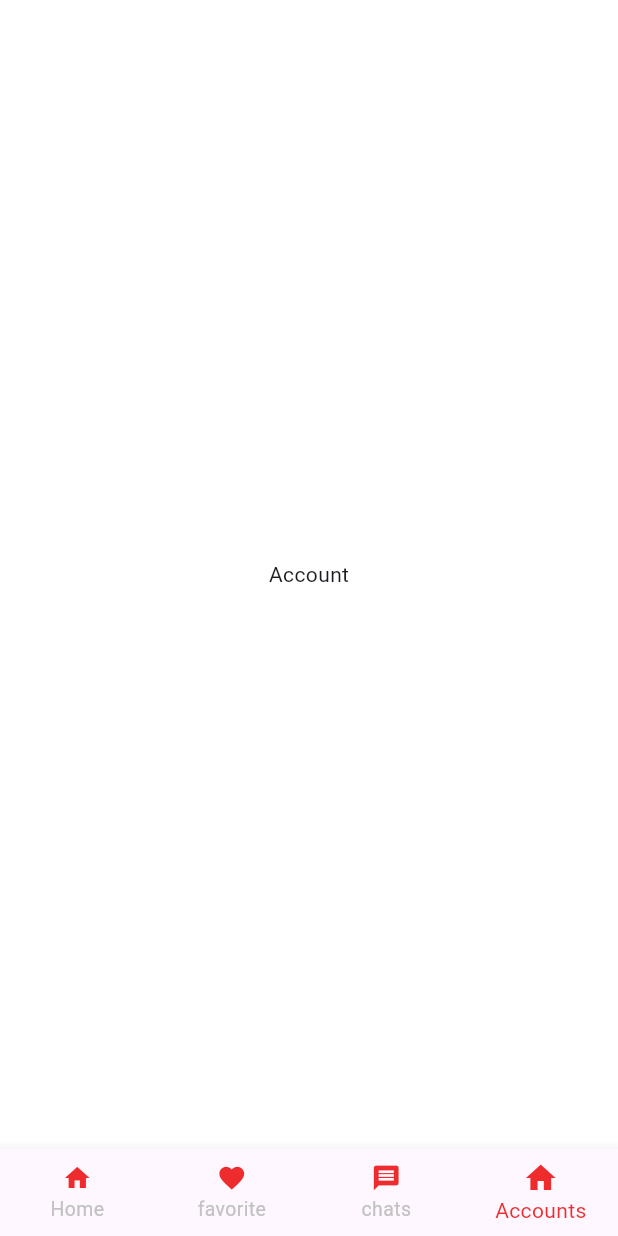
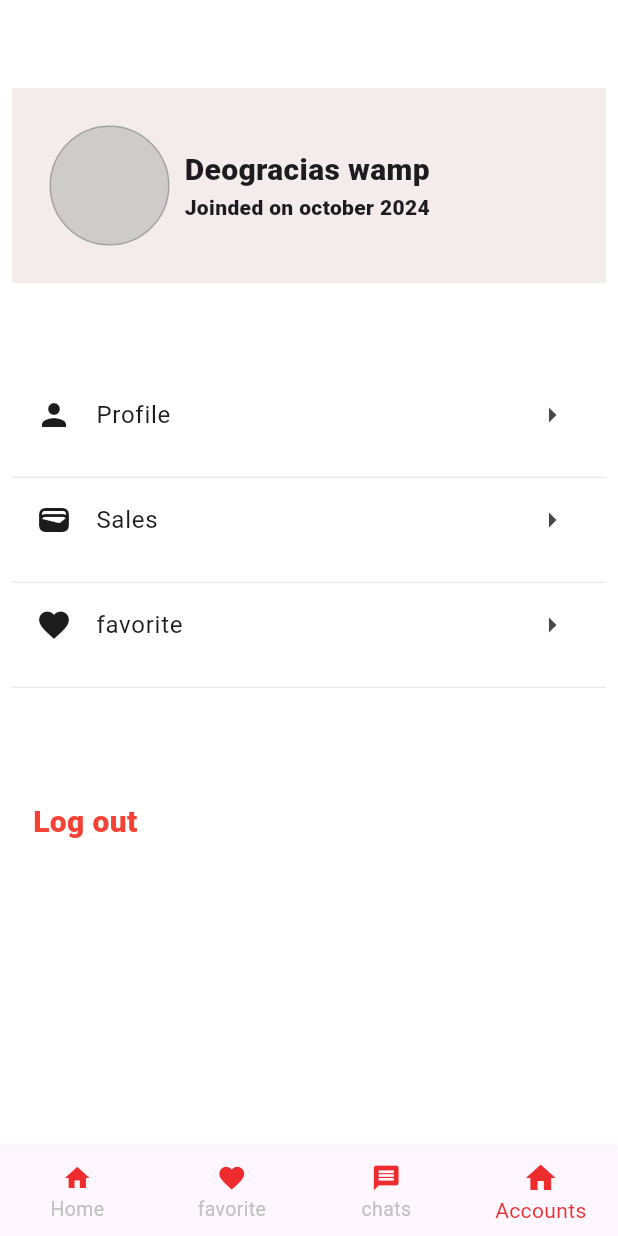
Before and after one commit to AimenAlamin/al_pazar, a Flutter app: the homePage screen opened by its route, item 4 of the bottom bar chosen, on a phone screen of 412 x 824 dp. Run offline on Flutter 3.47's test engine with Material 3 defaults, Android fonts, the light colour scheme and no system bars; our stand-ins replace flutter_screenutil.

Commit message:
working on account

```diff
--- /dev/null
+++ b/lib/features/account/Account.dart
@@ -0,0 +1,110 @@
+import 'package:al_pazar/core/helpers/spacing.dart';
+import 'package:flutter/material.dart';
+import 'package:flutter/rendering.dart';
+
+class accountPage extends StatefulWidget {
+  const accountPage({super.key});
+
+  @override
+  State<accountPage> createState() => _accountPageState();
+}
+
+class _accountPageState extends State<accountPage> {
+  List<Map<String, dynamic>> accountDetails = [
+    {
+      "Icon": Icons.person,
+      "Text": "Profile",
+    },
+    {
+      "Icon": Icons.wallet,
+      "Text": "Sales",
+    },
+    {
+      "Icon": Icons.favorite,
+      "Text": "favorite",
+    },
+    {
+      "Icon": Icons.notifications,
+      "Text": "notification",
+    }
+  ];
+  @override
+  Widget build(BuildContext context) {
+    return Scaffold(
+        body: Container(
+      padding: const EdgeInsets.all(8),
+      child: Column(crossAxisAlignment: CrossAxisAlignment.start, children: [
+        verticalSpace(50),
+        Container(
+          padding: EdgeInsets.all(25),
+          color: const Color.fromARGB(255, 244, 235, 235),
+          child: Row(
+            children: [
+              Container(
+                width: 80,
+                height: 80,
+                decoration: BoxDecoration(
+                  shape: BoxShape.circle,
+                  color: const Color.fromARGB(255, 206, 204, 203),
+                  border: Border.all(
+                      color: const Color.fromARGB(255, 164, 162, 162)),
+                ),
+              ),
+              const SizedBox(
+                width: 10,
+              ),
+              const Column(
+                crossAxisAlignment: CrossAxisAlignment.start,
+                children: [
+                  Text(
+                    "Deogracias wamp",
+                    style: TextStyle(fontSize: 20, fontWeight: FontWeight.w800),
+                  ),
+                  Text(
+                    "Joinded on october 2024",
+                    style: TextStyle(fontWeight: FontWeight.w800),
+                  )
+                ],
+              ),
+            ],
+          ),
+        ),
+        const SizedBox(height: 60),
+        Expanded(
+          child: ListView.builder(
+              itemCount: accountDetails.length,
+              itemBuilder: (context, int index) {
+                return Container(
+                  height: 70,
+                  decoration: const BoxDecoration(
+                      border: Border(
+                          bottom: const BorderSide(
+                              color: Color.fromARGB(33, 94, 92, 92)))),
+                  child: ListTile(
+                    leading: Icon(
+                      accountDetails[index]["Icon"],
+                      color: Color.fromARGB(255, 29, 28, 28),
+                    ),
+                    title: Text(accountDetails[index]['Text']),
+                    trailing: Icon(Icons.arrow_right),
+                  ),
+                );
+              }),
+        ),
+        SizedBox(
+          height: 60,
+        ),
+        Expanded(
+          child: Padding(
+            padding: const EdgeInsets.only(left: 14.0),
+            child: Text(
+              "Log out",
+              style: TextStyle(
+                  color: Colors.red, fontWeight: FontWeight.w800, fontSize: 20),
+            ),
+          ),
+        ),
+      ]),
+    ));
+  }
+}
--- a/lib/features/home/home.dart
+++ b/lib/features/home/home.dart
@@ -1,5 +1,8 @@
 import 'package:al_pazar/core/theming/colors.dart';
+
 import 'package:flutter/material.dart';
+
+import 'package:al_pazar/features/account/Account.dart';
 
 // ignore: camel_case_types
 class homePage extends StatefulWidget {
@@ -16,7 +19,7 @@ class _homePageState extends State<homePage> {
     const Text("Home"),
     const Text("favorite"),
     const Text("Chat"),
-    const Text("Account")
+    accountPage(),
   ];
 
   @override
```
